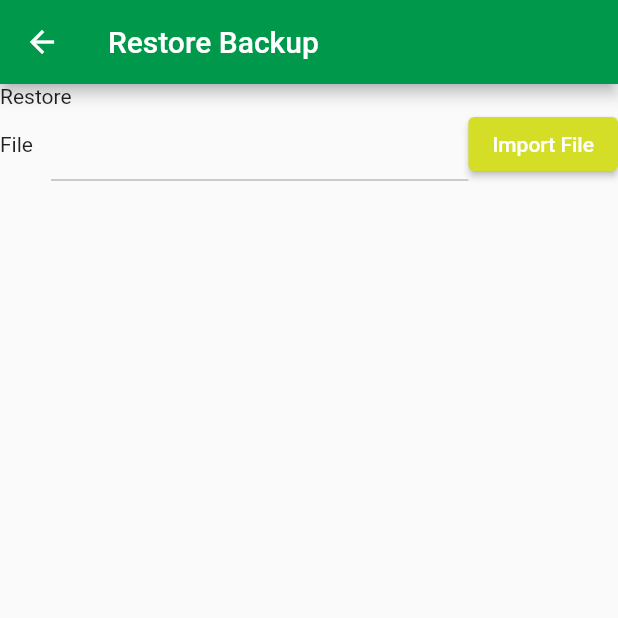
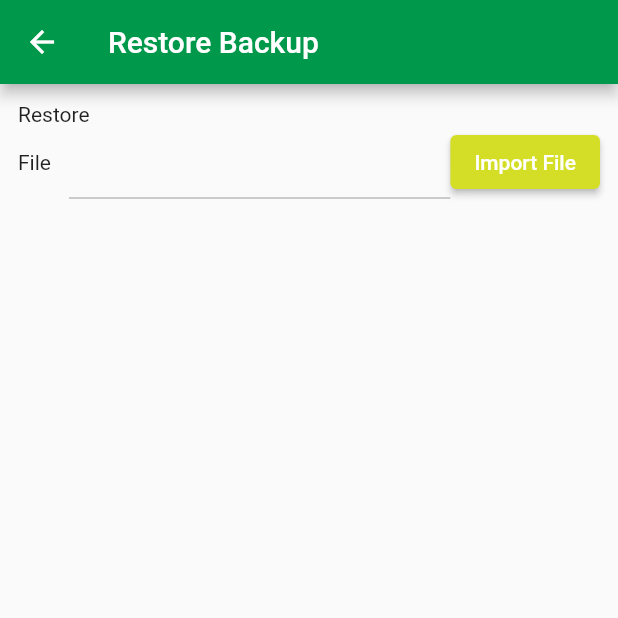
Before and after one commit to owenwattimena/stockopname_leimena, a Flutter app: the RestoreBackup screen opened by its route, after a tap on "Import File", on a phone screen of 412 x 824 dp, the top half of it. Run offline on Flutter 3.47's test engine with Material 2 defaults, Android fonts, the phone set to English and light mode, and no system bars; our stand-ins replace csv, file_picker, get, share_plus, sqflite; missing offline and left inert: encrypt; accounts and stored records are empty.

Commit message:
restore backup db

```diff
--- a/lib/controllers/backup_controller.dart
+++ b/lib/controllers/backup_controller.dart
@@ -15,7 +15,7 @@ class BackupController extends GetxController {
     }
   }
 
-  void importFile() {
-    BackupProvider.restoreBackup(file.value);
+  Future<bool> importFile() async {
+    return await BackupProvider.restoreBackup(file.value);
   }
 }
--- a/lib/controllers/home_controller.dart
+++ b/lib/controllers/home_controller.dart
@@ -49,7 +49,7 @@ class HomeController extends GetxController {
   }
 
   void shareBackup() async {
-    final _backup = await BackupProvider.backup();
+    final _backup = await BackupProvider.backup(fileName: generateSoId + '_backup');
     Share.shareFiles([
       _backup
     ]);
--- a/lib/providers/backup_provider.dart
+++ b/lib/providers/backup_provider.dart
@@ -1,3 +1,5 @@
+// import 'dart:convert';
+
 import 'package:file_picker/file_picker.dart';
 
 import '../services/database_service.dart';
@@ -5,19 +7,20 @@ import 'package:path_provider/path_provider.dart';
 import 'dart:io';
 
 class BackupProvider {
-  static backup({bool isEncript = true}) async {
+  static backup({bool isEncript = true, String? fileName}) async {
     DatabaseService database = DatabaseService();
     String backup = await database.generateBackup(isEncrypted: isEncript);
     var dir = (await getExternalStorageDirectory())!.absolute.path;
-    final String path = "$dir/$backup.txt";
+    final String path = "$dir/$fileName.stockcounter";
     final file = File(path);
     await file.writeAsString(backup);
     return path;
   }
 
-  static restoreBackup(PlatformFile file, {bool isEncrypted = true}) async {
+  static Future<bool> restoreBackup(PlatformFile file, {bool isEncrypted = true}) async {
     DatabaseService database = DatabaseService();
     final input = await File(file.path!).readAsString();
-    await database.restoreBackup(input);
+    bool result =  await database.restoreBackup(input, isEncrypted: isEncrypted);
+    return result;
   }
 }
--- a/lib/views/restore_backup.dart
+++ b/lib/views/restore_backup.dart
@@ -12,7 +12,9 @@ class RestoreBackup extends StatelessWidget {
         backgroundColor: primaryColor,
         title: const Text('Restore Backup'),
       ),
-      body: Column(
+      body: Padding(
+        padding: const EdgeInsets.all(12.0),
+        child: Column(
           crossAxisAlignment: CrossAxisAlignment.start,
           children: [
             const Text('Restore'),
@@ -32,7 +34,18 @@ class RestoreBackup extends StatelessWidget {
               )),
               ElevatedButton(
                 onPressed: () async {
-                backupC.importFile();
+                  bool result = await backupC.importFile();
+                  if(result) {
+                    const snackBar = SnackBar(
+                        content: Text('Data berhasil di pulihkan'),
+                      );
+                      ScaffoldMessenger.of(context).showSnackBar(snackBar);
+                  } else {
+                    const snackBar = SnackBar(
+                        content: Text('Data gagal di pulihkan'),
+                      );
+                      ScaffoldMessenger.of(context).showSnackBar(snackBar);
+                  }
                 },
                 style: ButtonStyle(
                   backgroundColor: MaterialStateProperty.all<Color>(
@@ -44,6 +57,7 @@ class RestoreBackup extends StatelessWidget {
             ]),
           ],
         ),
+      ),
     );
   }
 }
```
Also changed, not shown: lib/services/database_service.dart (+33 -17 lines), lib/views/home.dart (+26 -11 lines), pubspec.lock, 7 other files. Lines whose indentation alone changed are shown as unchanged.
